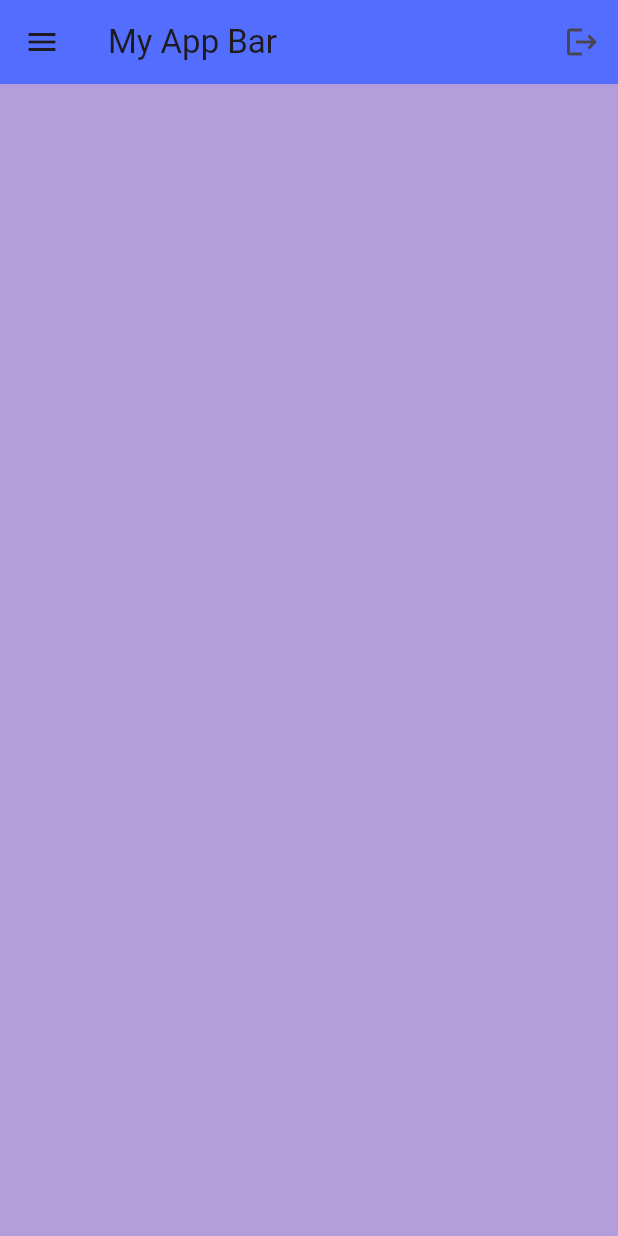
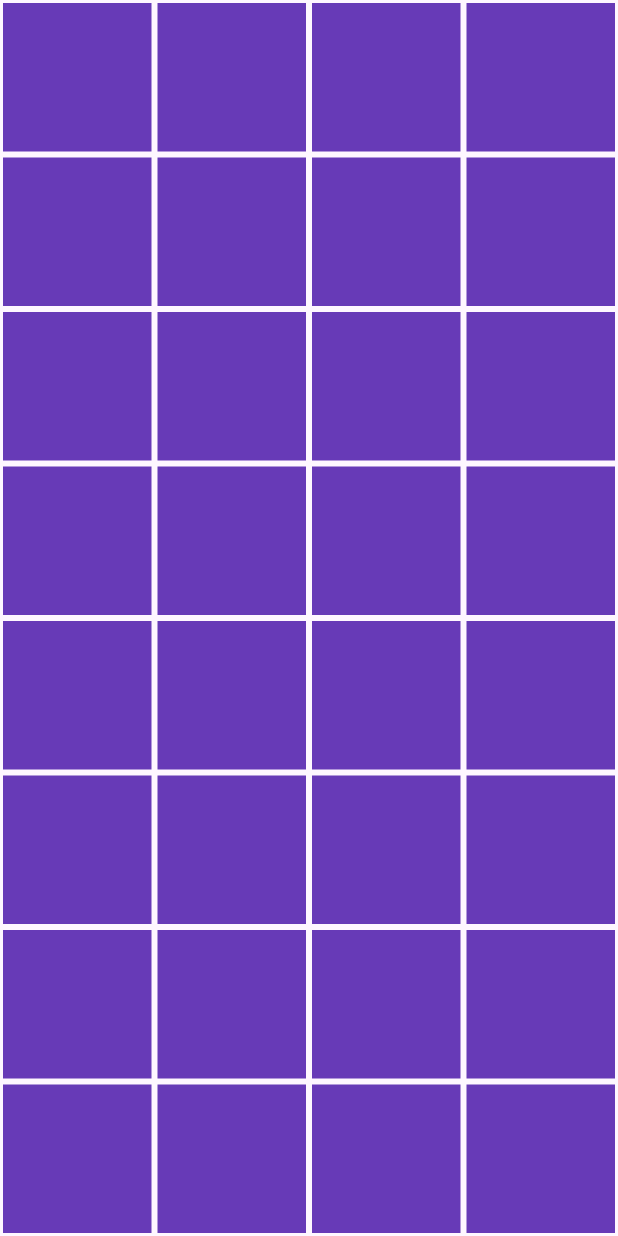
Before and after one commit to emon22830/Flutter_Koko, a Flutter app: the screen it shows after launch, on a phone screen of 412 x 824 dp. Run offline on Flutter 3.47's test engine with Material 3 defaults, Android fonts, the phone set to English and light mode, and no system bars.

Commit message:
48 min out of 664 min

```diff
--- a/lib/main.dart
+++ b/lib/main.dart
@@ -1,33 +1,66 @@
 // ignore_for_file:must_be_immutable, prefer_const_constructors
+import 'package:flutter/cupertino.dart';
 import 'package:flutter/material.dart';
+import 'package:flutter/widgets.dart';
 
 void main() {
   runApp(MyApp());
 }
 
 class MyApp extends StatelessWidget {
-  const MyApp({super.key});
+  MyApp({super.key});
+
+  List<String> friendList = ['Emon', 'Arif', 'Hridoy'];
 
   @override
   Widget build(BuildContext context) {
     return MaterialApp(
       debugShowCheckedModeBanner: false,
       home: Scaffold(
-        backgroundColor: Colors.deepPurple[200],
-        appBar: AppBar(
-          backgroundColor: Colors.indigoAccent,
-          title: Text('My App Bar'),
-          elevation: 0,
-          leading: Icon(Icons.menu),
-          actions: [
-            IconButton(
-              onPressed: () {
+        // backgroundColor: Colors.deepPurple[200],
+        // appBar: AppBar(
+        //   backgroundColor: Colors.indigoAccent,
+        //   title: Text('My App Bar'),
+        //   elevation: 0,
+        //   leading: Icon(Icons.menu),
+        //   actions: [
+        //     IconButton(
+        //       onPressed: () {
+        //
+        //       },
+        //       icon: Icon(Icons.logout),
+        //     ),
+        //   ],
+        // ),
 
-              },
-              icon: Icon(Icons.logout),
-            ),
-          ],
-        ),
+        // body: ListView(
+        //   scrollDirection: Axis.horizontal,
+        //   // mainAxisAlignment: MainAxisAlignment.spaceEvenly,
+        //   // crossAxisAlignment: CrossAxisAlignment.start,
+        //   children: [
+        //   // 1st box
+        //     Container(
+        //       height: 350,
+        //       width: 200,
+        //       color: Colors.deepPurple,
+        //     ),
+        //
+        //   // 2nd box
+        // Container(
+        //   height: 350,
+        //   width: 200,
+        //   color: Colors.deepPurple[400],
+        // ),
+        //
+        //     // 3rd box
+        //     Container(
+        //       height: 350,
+        //       width: 200,
+        //       color: Colors.deepPurple[200],
+        //     ),
+        //   ],
+        // ),
+
         // body: Center(
         //   child: Container(
         //     height: 300,
@@ -53,6 +86,24 @@ class MyApp extends StatelessWidget {
         // ),
         //   ),
         // ),
+
+        // body: ListView.builder(
+        //   itemCount: friendList.length,
+        //   itemBuilder: (context, index) => ListTile(
+        //     title: Text(friendList[index])
+        //   ),
+        //   ),
+
+        body: GridView.builder(
+            itemCount: 64,
+            gridDelegate:
+                SliverGridDelegateWithFixedCrossAxisCount(crossAxisCount: 4),
+            itemBuilder: (context, index) =>
+                Container(
+                    color: Colors.deepPurple,
+                    margin:EdgeInsets.all(2),
+                ),
+        ),
       ),
     );
   }
```
Lines whose indentation alone changed are shown as unchanged.
